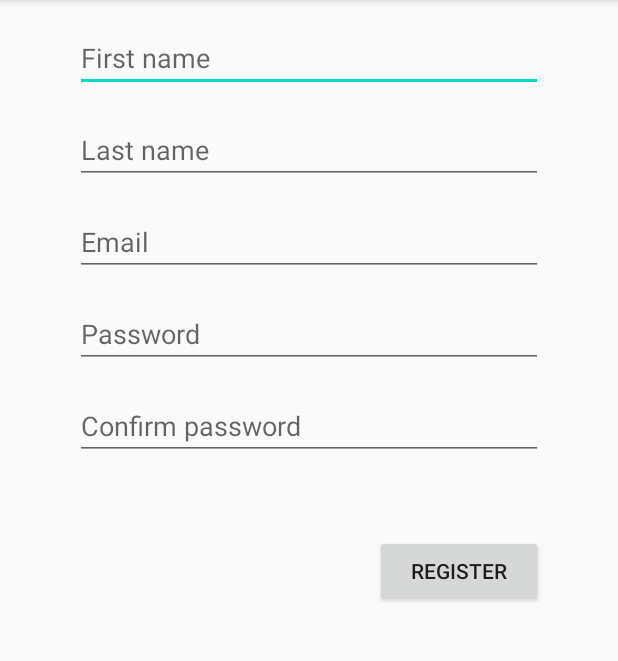
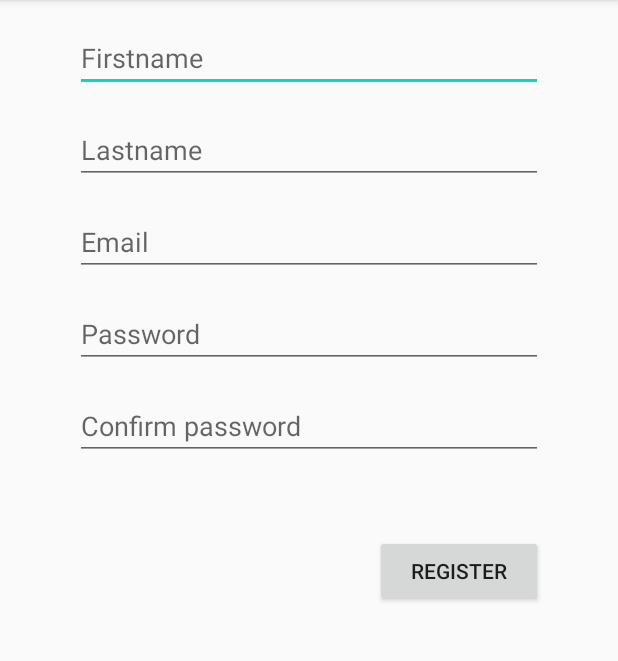
Before and after one commit to Alex-887/Hackaton_PlayGroup, an Android app: the RegisterActivity screen opened directly, with no data from a screen before it, on a phone screen of 412 x 824 dp, the part 84-745 px from its top. Run offline under Robolectric (Android 15) with nearby library versions, the phone set to English and light mode, and no system bars.

Commit message:
Condition on register bug

```diff
--- a/app/build.gradle
+++ b/app/build.gradle
@@ -31,6 +31,8 @@ dependencies {
     implementation 'androidx.constraintlayout:constraintlayout:1.1.3'
     implementation 'androidx.navigation:navigation-fragment:2.2.1'
     implementation 'androidx.navigation:navigation-ui:2.2.1'
+    implementation 'androidx.legacy:legacy-support-v4:1.0.0'
+    implementation 'androidx.lifecycle:lifecycle-extensions:2.2.0'
     testImplementation 'junit:junit:4.12'
     androidTestImplementation 'androidx.test.ext:junit:1.1.1'
     androidTestImplementation 'androidx.test.espresso:espresso-core:3.2.0'
--- a/app/src/main/java/com/example/hackathon_playgroupapp/RegisterActivity.java
+++ b/app/src/main/java/com/example/hackathon_playgroupapp/RegisterActivity.java
@@ -2,16 +2,14 @@ package com.example.hackathon_playgroupapp;
 
 import androidx.appcompat.app.AppCompatActivity;
 
-import android.content.Intent;
 import android.os.Bundle;
-import android.view.View;
 
 public class RegisterActivity extends AppCompatActivity {
 
     @Override
     protected void onCreate(Bundle savedInstanceState) {
         super.onCreate(savedInstanceState);
-        setContentView(R.layout.activity_register);
+        setContentView(R.layout.register_fragment);
     }
 
 
--- a/app/src/main/res/layout/activity_login.xml
+++ b/app/src/main/res/layout/login_fragment.xml
@@ -4,7 +4,8 @@
     xmlns:tools="http://schemas.android.com/tools"
     android:layout_width="match_parent"
     android:layout_height="match_parent"
-    tools:context=".LoginActivity">
+    tools:context=".LoginActivity"
+    android:id="@+id/login_fragment">
 
     <EditText
         android:id="@+id/register_password"
@@ -45,8 +46,9 @@
         android:id="@+id/register"
         android:layout_width="125dp"
         android:layout_height="61dp"
+        android:layout_marginLeft="48dp"
         android:layout_marginTop="68dp"
-        android:layout_marginLeft="48dp"
+        android:onClick="Register"
         android:text="@string/register"
         app:layout_constraintStart_toStartOf="parent"
         app:layout_constraintTop_toBottomOf="@+id/register_password" />
--- a/app/src/main/res/layout/activity_register.xml
+++ b/app/src/main/res/layout/register_fragment.xml
@@ -4,7 +4,8 @@
     xmlns:tools="http://schemas.android.com/tools"
     android:layout_width="match_parent"
     android:layout_height="match_parent"
-    tools:context=".RegisterActivity">
+    tools:context=".ui.register.RegisterFragment"
+    android:id="@+id/register_fragment">
 
     <EditText
         android:id="@+id/first_name"
@@ -87,14 +88,15 @@
         android:layout_width="0dp"
         android:layout_height="wrap_content"
         android:layout_marginStart="250dp"
+        android:layout_marginLeft="250dp"
         android:layout_marginTop="50dp"
         android:layout_marginEnd="50dp"
+        android:layout_marginRight="50dp"
+        android:onClick="ReturnLogin"
         android:text="@string/register"
         app:layout_constraintEnd_toEndOf="parent"
         app:layout_constraintStart_toStartOf="parent"
-        app:layout_constraintTop_toBottomOf="@+id/confirm_password"
-        android:layout_marginRight="50dp"
-        android:layout_marginLeft="250dp" />
+        app:layout_constraintTop_toBottomOf="@+id/confirm_password" />
 
 
 </androidx.constraintlayout.widget.ConstraintLayout>
--- a/app/src/main/res/values/strings.xml
+++ b/app/src/main/res/values/strings.xml
@@ -10,10 +10,11 @@
     <string name="login">Login</string>
     <string name="register">Register</string>
     <string name="email">Email</string>
-    <string name="first_name">First name</string>
-    <string name="last_name">Last name</string>
+    <string name="first_name">Firstname</string>
+    <string name="last_name">Lastname</string>
     <string name="confirm_pwd">Confirm password</string>
     <string name="hello_first_fragment">Hello first fragment</string>
     <string name="hello_second_fragment">Hello second fragment. Arg: %1$s</string>
     <string name="welcomeText">Welcome !</string>
+    <string name="empty">Field empty</string>
 </resources>
```
Also changed, not shown: app/src/main/java/com/example/hackathon_playgroupapp/LoginActivity.java (+93 -2 lines), app/src/main/java/com/example/hackathon_playgroupapp/ui/login/LoginFragment.java (added, +44 -0 lines), app/src/main/java/com/example/hackathon_playgroupapp/ui/login/LoginViewModel.java (added, +7 -0 lines), app/src/main/java/com/example/hackathon_playgroupapp/ui/register/RegisterFragment.java (added, +53 -0 lines), app/src/main/java/com/example/hackathon_playgroupapp/ui/register/RegisterViewModel.java (added, +7 -0 lines).
